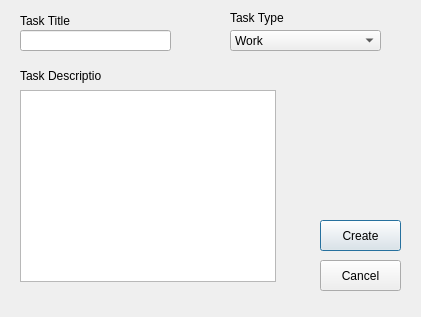
Qt form TheDadTaskManager/newtask.ui (JJC199/TaskManager) before a commit.
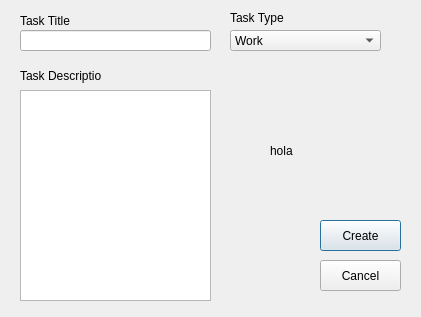
The same form after that commit.

```diff
--- a/TheDadTaskManager/newtask.ui
+++ b/TheDadTaskManager/newtask.ui
@@ -44,21 +44,11 @@
     <rect>
      <x>20</x>
      <y>30</y>
-     <width>151</width>
+     <width>191</width>
      <height>21</height>
     </rect>
    </property>
   </widget>
-  <widget class="QTextBrowser" name="textBrowser">
-   <property name="geometry">
-    <rect>
-     <x>20</x>
-     <y>90</y>
-     <width>256</width>
-     <height>192</height>
-    </rect>
-   </property>
-  </widget>
   <widget class="QPushButton" name="pushButton">
    <property name="geometry">
     <rect>
@@ -128,6 +118,29 @@
     <string>Task Type</string>
    </property>
   </widget>
+  <widget class="QTextEdit" name="textEdit">
+   <property name="geometry">
+    <rect>
+     <x>20</x>
+     <y>90</y>
+     <width>191</width>
+     <height>211</height>
+    </rect>
+   </property>
+  </widget>
+  <widget class="QLabel" name="label_4">
+   <property name="geometry">
+    <rect>
+     <x>270</x>
+     <y>130</y>
+     <width>111</width>
+     <height>41</height>
+    </rect>
+   </property>
+   <property name="text">
+    <string>hola</string>
+   </property>
+  </widget>
  </widget>
  <resources/>
  <connections/>
```
